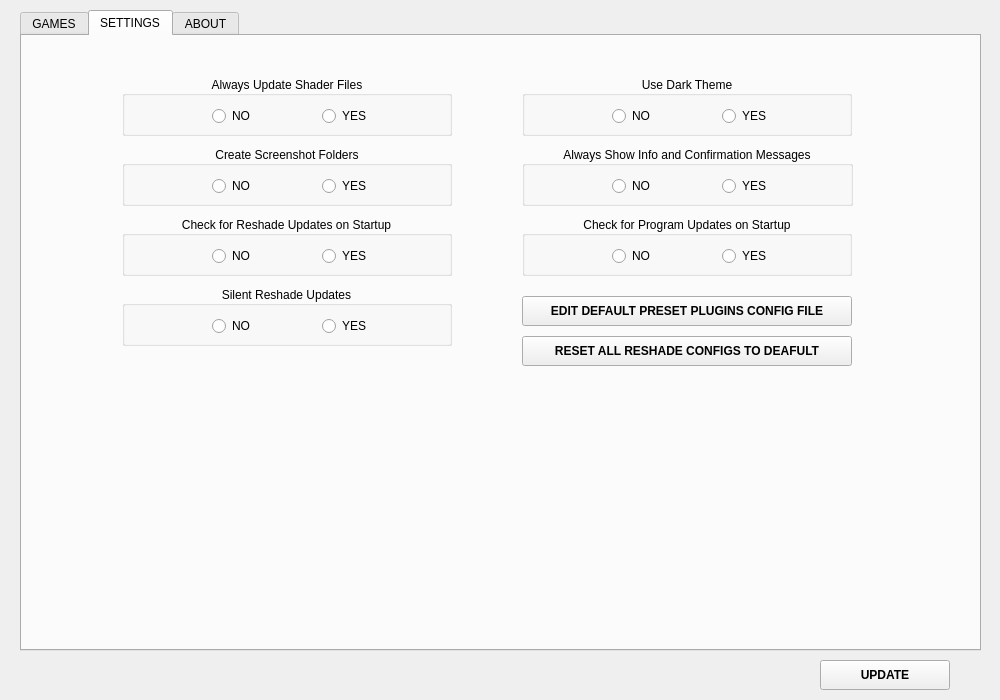
Above: src/ui/main.ui from ddc/ReShadeUtils before the change. Below: the same form after it.
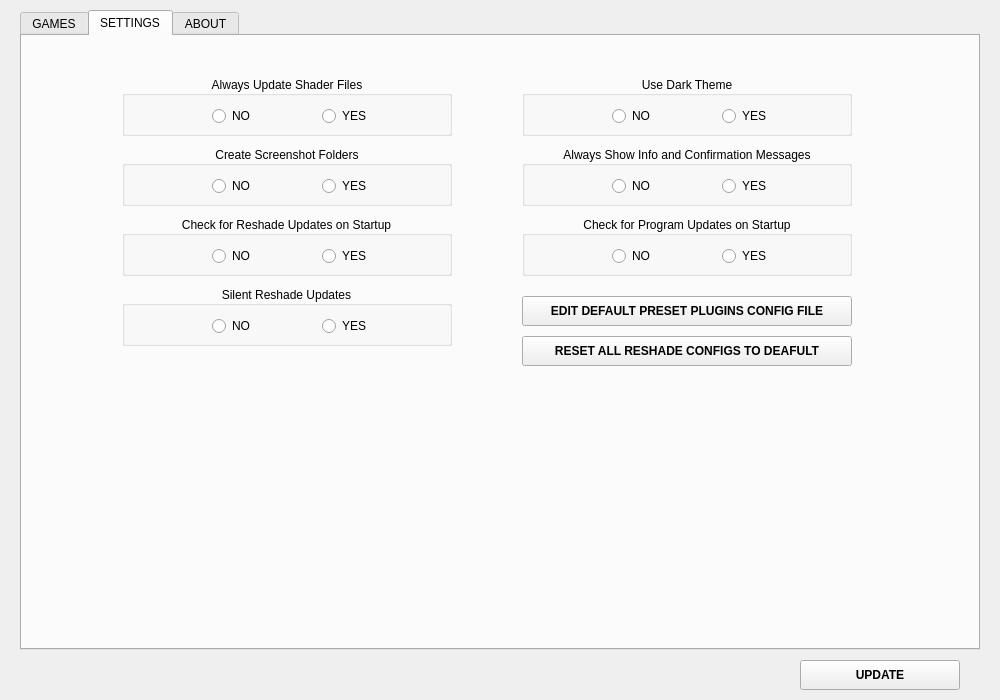
That is the form after the change. The open tabs and pages were chosen to show the change. Icons and pictures are not drawn.

```diff
--- a/src/ui/main.ui
+++ b/src/ui/main.ui
@@ -36,10 +36,22 @@
     <rect>
      <x>860</x>
      <y>10</y>
-     <width>121</width>
-     <height>16</height>
+     <width>120</width>
+     <height>15</height>
     </rect>
    </property>
+   <property name="minimumSize">
+    <size>
+     <width>120</width>
+     <height>15</height>
+    </size>
+   </property>
+   <property name="maximumSize">
+    <size>
+     <width>120</width>
+     <height>15</height>
+    </size>
+   </property>
    <property name="font">
     <font>
      <pointsize>9</pointsize>
@@ -59,10 +71,22 @@
     <rect>
      <x>20</x>
      <y>10</y>
-     <width>961</width>
-     <height>641</height>
+     <width>960</width>
+     <height>640</height>
     </rect>
    </property>
+   <property name="minimumSize">
+    <size>
+     <width>960</width>
+     <height>640</height>
+    </size>
+   </property>
+   <property name="maximumSize">
+    <size>
+     <width>960</width>
+     <height>640</height>
+    </size>
+   </property>
    <property name="currentIndex">
     <number>0</number>
    </property>
@@ -363,7 +387,7 @@
        <rect>
         <x>200</x>
         <y>30</y>
-        <width>50</width>
+        <width>60</width>
         <height>20</height>
        </rect>
       </property>
@@ -376,7 +400,7 @@
        <rect>
         <x>90</x>
         <y>30</y>
-        <width>50</width>
+        <width>60</width>
         <height>20</height>
        </rect>
       </property>
@@ -412,7 +436,7 @@
        <rect>
         <x>200</x>
         <y>30</y>
-        <width>50</width>
+        <width>60</width>
         <height>20</height>
        </rect>
       </property>
@@ -425,7 +449,7 @@
        <rect>
         <x>90</x>
         <y>30</y>
-        <width>50</width>
+        <width>60</width>
         <height>20</height>
        </rect>
       </property>
@@ -461,7 +485,7 @@
        <rect>
         <x>200</x>
         <y>30</y>
-        <width>50</width>
+        <width>60</width>
         <height>20</height>
        </rect>
       </property>
@@ -474,7 +498,7 @@
        <rect>
         <x>90</x>
         <y>30</y>
-        <width>50</width>
+        <width>60</width>
         <height>20</height>
        </rect>
       </property>
@@ -510,7 +534,7 @@
        <rect>
         <x>200</x>
         <y>30</y>
-        <width>50</width>
+        <width>60</width>
         <height>20</height>
        </rect>
       </property>
@@ -523,7 +547,7 @@
        <rect>
         <x>90</x>
         <y>30</y>
-        <width>50</width>
+        <width>60</width>
         <height>20</height>
        </rect>
       </property>
@@ -559,7 +583,7 @@
        <rect>
         <x>200</x>
         <y>30</y>
-        <width>50</width>
+        <width>60</width>
         <height>20</height>
        </rect>
       </property>
@@ -572,7 +596,7 @@
        <rect>
         <x>90</x>
         <y>30</y>
-        <width>50</width>
+        <width>60</width>
         <height>20</height>
        </rect>
       </property>
@@ -608,7 +632,7 @@
        <rect>
         <x>200</x>
         <y>30</y>
-        <width>50</width>
+        <width>60</width>
         <height>20</height>
        </rect>
       </property>
@@ -621,7 +645,7 @@
        <rect>
         <x>90</x>
         <y>30</y>
-        <width>50</width>
+        <width>60</width>
         <height>20</height>
        </rect>
       </property>
@@ -635,10 +659,22 @@
       <rect>
        <x>500</x>
        <y>110</y>
-       <width>331</width>
+       <width>330</width>
        <height>60</height>
       </rect>
      </property>
+     <property name="minimumSize">
+      <size>
+       <width>330</width>
+       <height>60</height>
+      </size>
+     </property>
+     <property name="maximumSize">
+      <size>
+       <width>330</width>
+       <height>60</height>
+      </size>
+     </property>
      <property name="font">
       <font>
        <pointsize>9</pointsize>
@@ -657,7 +693,7 @@
        <rect>
         <x>90</x>
         <y>30</y>
-        <width>50</width>
+        <width>60</width>
         <height>20</height>
        </rect>
       </property>
@@ -670,7 +706,7 @@
        <rect>
         <x>200</x>
         <y>30</y>
-        <width>50</width>
+        <width>60</width>
         <height>20</height>
        </rect>
       </property>
@@ -871,12 +907,24 @@
   <widget class="QLabel" name="updateAvail_label">
    <property name="geometry">
     <rect>
-     <x>260</x>
+     <x>290</x>
      <y>655</y>
-     <width>481</width>
+     <width>480</width>
      <height>40</height>
     </rect>
    </property>
+   <property name="minimumSize">
+    <size>
+     <width>480</width>
+     <height>40</height>
+    </size>
+   </property>
+   <property name="maximumSize">
+    <size>
+     <width>480</width>
+     <height>40</height>
+    </size>
+   </property>
    <property name="font">
     <font>
      <pointsize>8</pointsize>
@@ -894,12 +942,24 @@
   <widget class="QPushButton" name="update_button">
    <property name="geometry">
     <rect>
-     <x>820</x>
+     <x>800</x>
      <y>660</y>
-     <width>130</width>
+     <width>160</width>
      <height>30</height>
     </rect>
    </property>
+   <property name="minimumSize">
+    <size>
+     <width>160</width>
+     <height>30</height>
+    </size>
+   </property>
+   <property name="maximumSize">
+    <size>
+     <width>160</width>
+     <height>30</height>
+    </size>
+   </property>
    <property name="font">
     <font>
      <weight>75</weight>
```
Left out of the diff: 242 changed lines with no effect on the pictures.
